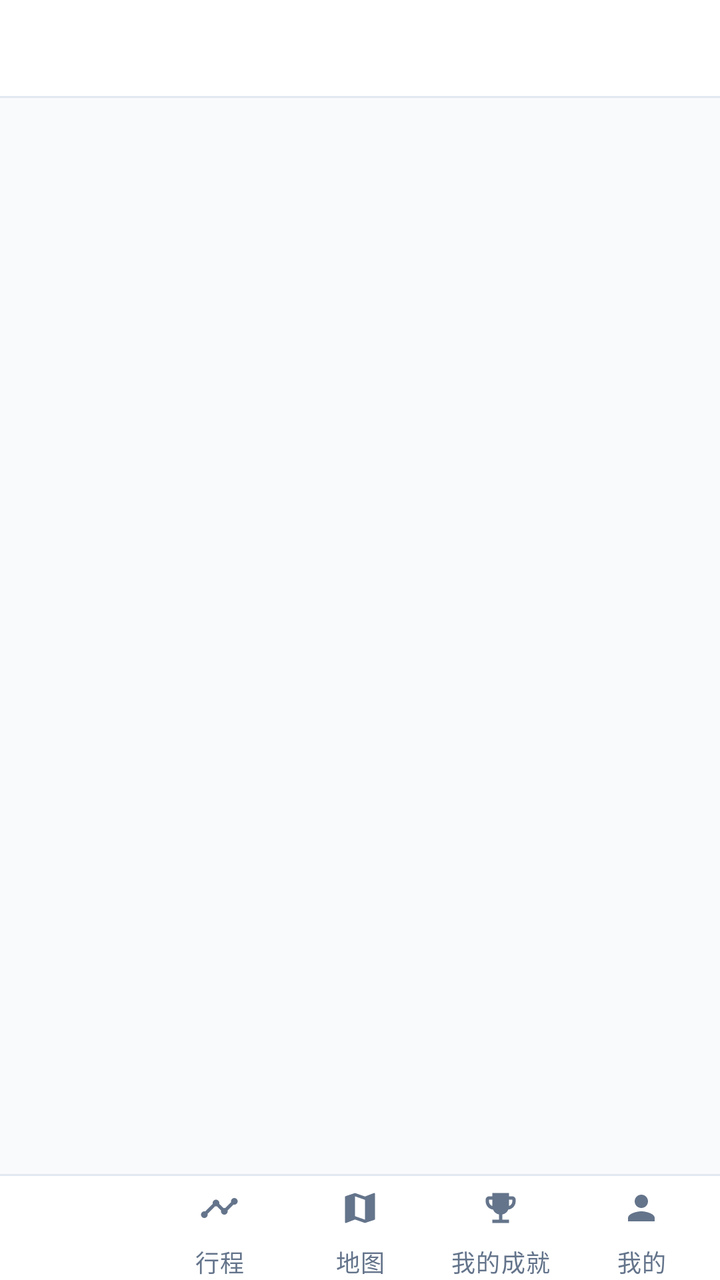
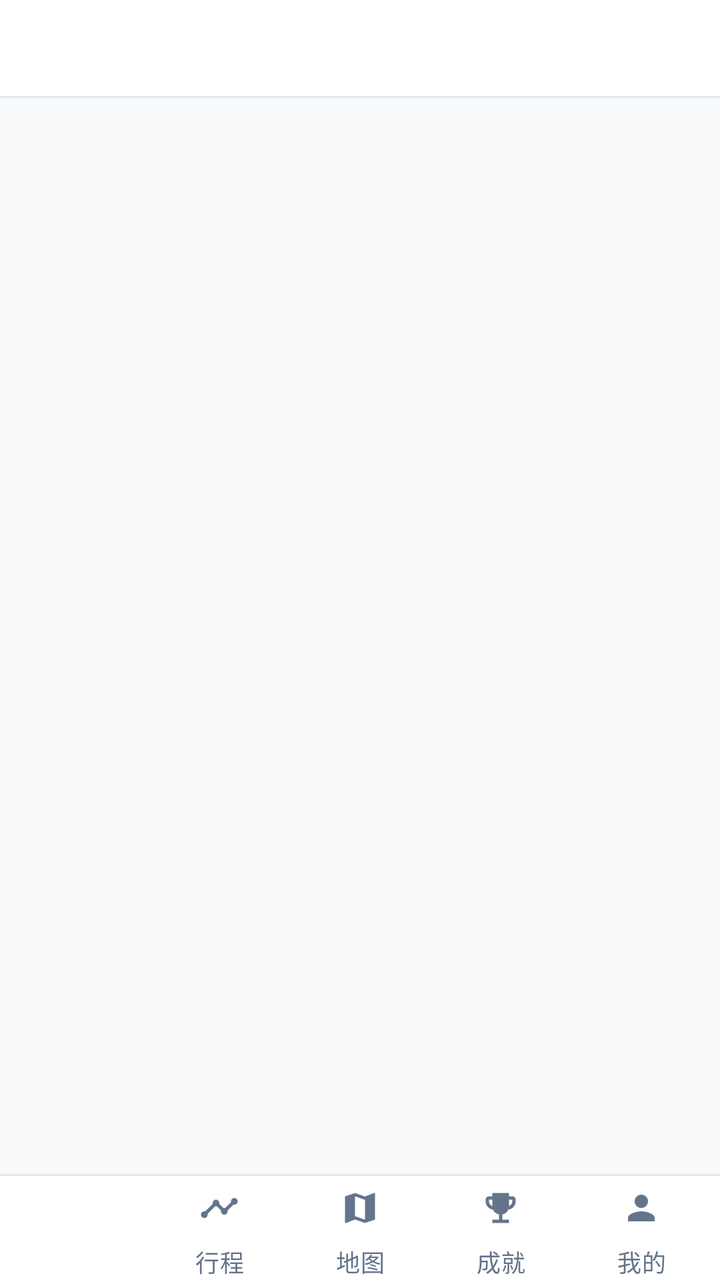

Two renders of the same Android screen: before a commit and after it. Below are the layout's source before the change and the commit's diff.
<!-- AndroidManifest.xml: application theme Theme.CityFootprint -->
<!-- res/layout/activity_main.xml -->
<?xml version="1.0" encoding="utf-8"?>
<LinearLayout xmlns:android="http://schemas.android.com/apk/res/android"
    xmlns:app="http://schemas.android.com/apk/res-auto"
    android:layout_width="match_parent"
    android:layout_height="match_parent"
    android:background="@color/bg"
    android:orientation="vertical">

    
    <include
        android:id="@+id/topBar"
        layout="@layout/view_top_bar"
        android:layout_width="match_parent"
        android:layout_height="wrap_content" />

    <FrameLayout
        android:id="@+id/container"
        android:layout_width="match_parent"
        android:layout_height="0dp"
        android:layout_weight="1" />

    
    
    <LinearLayout
        android:id="@+id/bottomBar"
        style="@style/Widget.App.ShellBand">

        <View style="@style/Widget.App.ShellDivider" />

        
        <com.google.android.material.bottomnavigation.BottomNavigationView
            android:id="@+id/bottomNav"
            style="@style/Widget.App.BottomNav"
            android:layout_width="match_parent"
            android:layout_height="wrap_content"
            android:minHeight="52dp"
            android:paddingStart="4dp"
            android:paddingEnd="4dp"
            app:itemIconSize="20dp"
            app:itemPaddingTop="6dp"
            app:itemPaddingBottom="4dp"
            app:activeIndicatorLabelPadding="0dp"
            app:labelVisibilityMode="labeled"
            app:menu="@menu/bottom_nav" />
    </LinearLayout>
</LinearLayout>
<!-- res/layout/view_top_bar.xml (included above) -->
<?xml version="1.0" encoding="utf-8"?>
<LinearLayout xmlns:android="http://schemas.android.com/apk/res/android"
    style="@style/Widget.App.ShellBand">

    <LinearLayout
        android:layout_width="match_parent"
        android:layout_height="48dp"
        android:gravity="center_vertical"
        android:orientation="horizontal"
        android:paddingStart="16dp"
        android:paddingEnd="16dp">

        <ImageButton
            android:id="@+id/btnBack"
            android:layout_width="36dp"
            android:layout_height="36dp"
            android:layout_marginEnd="10dp"
            android:background="?attr/selectableItemBackgroundBorderless"
            android:contentDescription="@string/common_back"
            android:padding="6dp"
            android:src="@drawable/ic_back"
            android:tint="@color/sidebar_fg"
            android:visibility="gone" />

        <TextView
            android:id="@+id/title"
            android:layout_width="0dp"
            android:layout_height="wrap_content"
            android:layout_weight="1"
            android:ellipsize="end"
            android:maxLines="1"
            android:textColor="@color/sidebar_fg"
            android:textSize="16sp"
            android:textStyle="bold" />

        
        <ImageButton
            android:id="@+id/btnMenu"
            android:layout_width="36dp"
            android:layout_height="36dp"
            android:layout_marginStart="10dp"
            android:background="?attr/selectableItemBackgroundBorderless"
            android:contentDescription="@string/common_add"
            android:padding="6dp"
            android:src="@drawable/ic_add"
            android:tint="@color/sidebar_fg"
            android:visibility="gone" />

        
        <ImageButton
            android:id="@+id/btnDelete"
            android:layout_width="36dp"
            android:layout_height="36dp"
            android:layout_marginStart="10dp"
            android:background="?attr/selectableItemBackgroundBorderless"
            android:contentDescription="@string/edit_delete"
            android:padding="6dp"
            android:src="@drawable/ic_delete"
            android:tint="@color/destructive"
            android:visibility="gone" />
    </LinearLayout>

    <View style="@style/Widget.App.ShellDivider" />
</LinearLayout>
<!-- resources referenced by this layout -->
<resources>
  <color name="bg">#F8FAFC</color>
  <color name="destructive">#DC2626</color>
  <color name="sidebar_fg">#0F172A</color>
  <string name="common_add">添加</string>
  <string name="common_back">返回</string>
  <string name="edit_delete">删除</string>
  <style name="Widget.App.ShellBand" parent="">
          <item name="android:layout_width">match_parent</item>
          <item name="android:layout_height">wrap_content</item>
          <item name="android:background">@color/sidebar</item>
          <item name="android:orientation">vertical</item>
      </style>
  <style name="Widget.App.ShellDivider" parent="">
          <item name="android:layout_width">match_parent</item>
          <item name="android:layout_height">1dp</item>
          <item name="android:background">@color/sidebar_border</item>
      </style>
  <style name="Theme.CityFootprint" parent="Theme.Material3.DayNight.NoActionBar">
          
          <item name="appAccent">@color/accent</item>
          <item name="colorPrimary">?attr/appAccent</item>
          <item name="colorOnPrimary">@color/on_accent</item>
          <item name="colorPrimaryContainer">@color/accent_light</item>
          <item name="colorOnPrimaryContainer">@color/accent_soft_fg</item>
          <item name="colorSecondary">?attr/appAccent</item>
          <item name="colorSecondaryContainer">@color/accent_light</item>
          <item name="colorOnSecondaryContainer">@color/accent_soft_fg</item>
          <item name="colorSurface">@color/card</item>
          <item name="colorOnSurface">@color/fg</item>
          <item name="colorOnSurfaceVariant">@color/muted_fg</item>
          
          <item name="colorOutline">@color/muted_fg</item>
          
          <item name="colorSurfaceContainerHighest">@color/muted</item>
          <item name="colorError">@color/destructive</item>
          <item name="android:colorBackground">@color/bg</item>
  
          
          <item name="android:statusBarColor">@color/window_bg_light</item>
          <item name="android:navigationBarColor">@color/window_bg_light</item>
          <item name="android:windowLightStatusBar">@bool/window_light_system_bars</item>
          <item name="android:windowLightNavigationBar" tools:targetApi="27">@bool/window_light_system_bars</item>
          
          <item name="android:forceDarkAllowed" tools:targetApi="29">false</item>
  
          
          <item name="materialCardViewStyle">@style/Widget.App.CardView</item>
          <item name="materialButtonStyle">@style/Widget.App.Button</item>
          <item name="popupMenuStyle">@style/Widget.App.PopupMenu</item>
      </style>
  <style name="Widget.App.NavIndicator" parent="Widget.Material3.BottomNavigationView.ActiveIndicator">
          <item name="android:width">0dp</item>
          <item name="android:height">0dp</item>
      </style>
  <color name="sidebar">#FFFFFF</color>
  <color name="sidebar_border">#E2E8F0</color>
  <color name="accent">#2563EB</color>
  <color name="on_accent">#FFFFFF</color>
  <color name="accent_light">#EFF6FF</color>
  <color name="accent_soft_fg">#1D4ED8</color>
  <color name="card">#FFFFFF</color>
  <color name="fg">#0F172A</color>
  <color name="muted_fg">#64748B</color>
  <color name="muted">#E2E8F0</color>
  <color name="window_bg_light">#FFFFFF</color>
  <style name="Widget.App.Button" parent="Widget.Material3.Button">
          <item name="cornerRadius">999dp</item>
      </style>
  <style name="Widget.App.PopupMenu" parent="Widget.Material3.PopupMenu">
          <item name="android:popupBackground">@drawable/bg_popup_menu</item>
          
          <item name="dropdownListPreferredItemHeight">52dp</item>
          <item name="android:textAppearanceLargePopupMenu">@style/TextAppearance.App.PopupMenuItem</item>
      </style>
  <color name="border">#E2E8F0</color>
  <style name="TextAppearance.App.PopupMenuItem" parent="TextAppearance.Material3.BodyLarge">
          <item name="android:textColor">@color/fg</item>
          <item name="android:textSize">15sp</item>
      </style>
  <!-- unchanged entries left out for length: 6 -->
</resources>

<!-- the commit's change to res/layout/activity_main.xml (unified diff, before → after) -->
@@ -6,7 +6,6 @@
     android:background="@color/bg"
     android:orientation="vertical">
 
-    
     <include
         android:id="@+id/topBar"
         layout="@layout/view_top_bar"
@@ -19,15 +18,12 @@
         android:layout_height="0dp"
         android:layout_weight="1" />
 
-    
-    
     <LinearLayout
         android:id="@+id/bottomBar"
         style="@style/Widget.App.ShellBand">
 
         <View style="@style/Widget.App.ShellDivider" />
 
-        
         <com.google.android.material.bottomnavigation.BottomNavigationView
             android:id="@+id/bottomNav"
             style="@style/Widget.App.BottomNav"
<!-- resource entries referenced after the edit -->
@@ -20,12 +20,13 @@
   <style name="Theme.CityFootprint" parent="Theme.Material3.DayNight.NoActionBar">
           
           <item name="appAccent">@color/accent</item>
+          <item name="appAccentLight">@color/accent_light</item>
           <item name="colorPrimary">?attr/appAccent</item>
           <item name="colorOnPrimary">@color/on_accent</item>
-          <item name="colorPrimaryContainer">@color/accent_light</item>
+          <item name="colorPrimaryContainer">?attr/appAccentLight</item>
           <item name="colorOnPrimaryContainer">@color/accent_soft_fg</item>
           <item name="colorSecondary">?attr/appAccent</item>
-          <item name="colorSecondaryContainer">@color/accent_light</item>
+          <item name="colorSecondaryContainer">?attr/appAccentLight</item>
           <item name="colorOnSecondaryContainer">@color/accent_soft_fg</item>
           <item name="colorSurface">@color/card</item>
           <item name="colorOnSurface">@color/fg</item>
